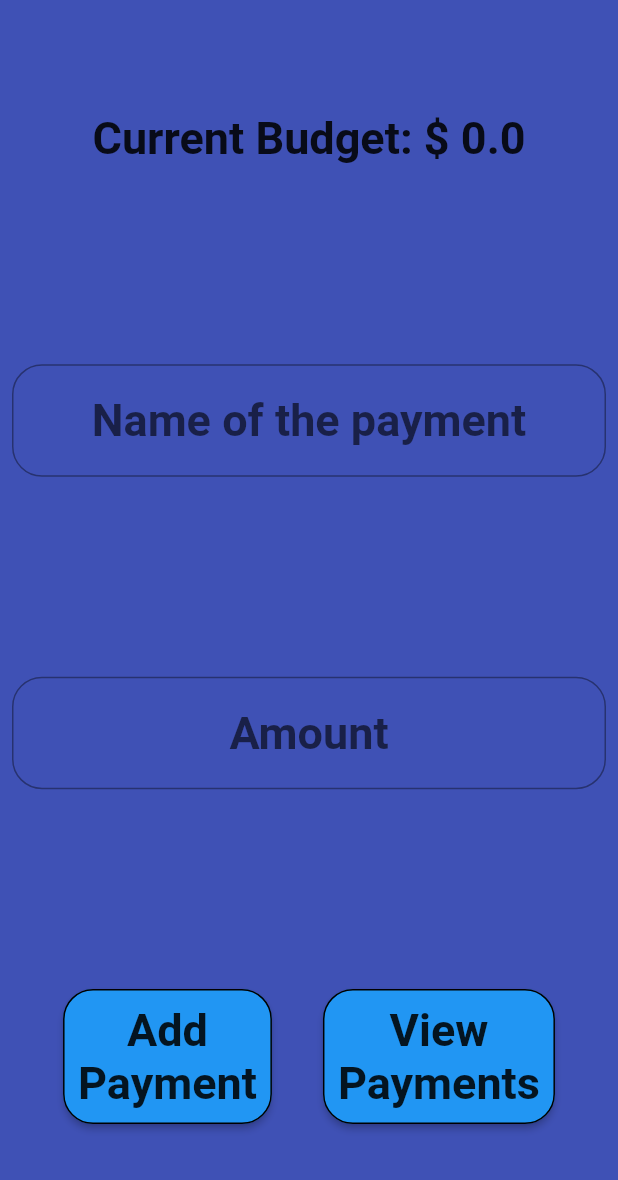
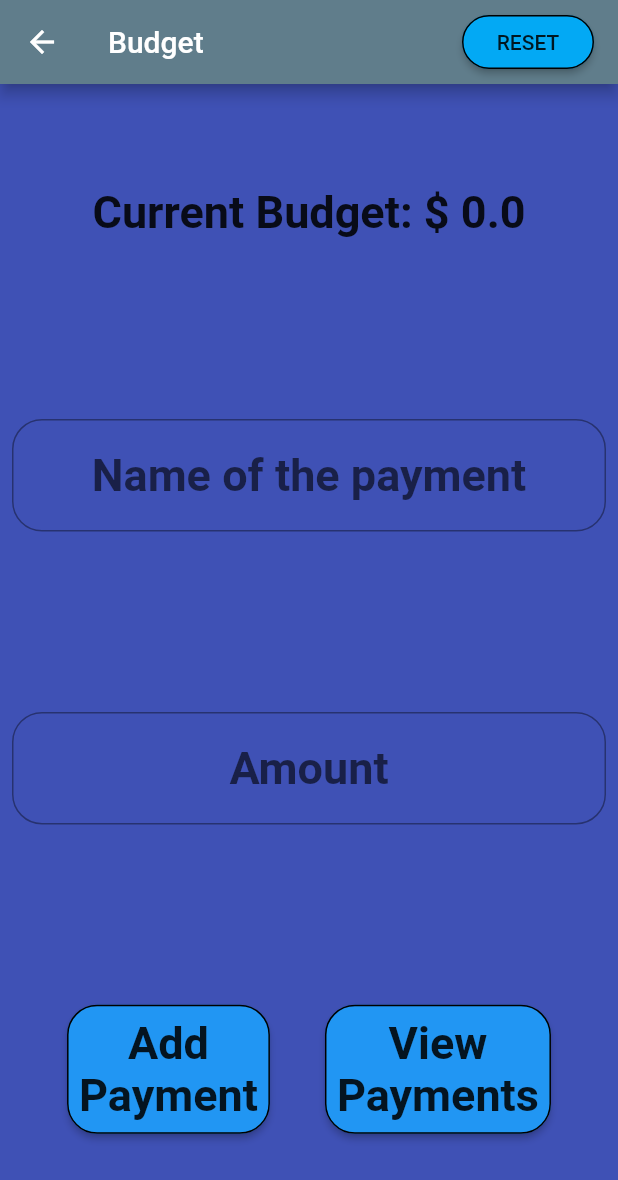
Before and after one commit to omarhaassaan/My_Wallet, a Flutter app: the BudgetPage screen opened by its route, on a phone screen of 412 x 824 dp. Shown: the top 1180 px of the screen. Run offline on Flutter 3.47's test engine with Material 2 defaults, Android fonts, the phone set to English and light mode, and no system bars; our stand-ins replace firebase_auth, firebase_core, flutter_spinkit, shared_preferences; accounts and stored records are empty; network calls fail.

Commit message:
App Bar added for pages and reset button to reset DB

```diff
--- a/lib/components/my_button.dart
+++ b/lib/components/my_button.dart
@@ -9,7 +9,7 @@ class MyButton extends StatelessWidget {
   Widget build(BuildContext context) {
     return MaterialButton(
       color: cButtonColor,
-      padding: EdgeInsets.all(10),
+      padding: EdgeInsets.all(8),
       shape: RoundedBorder,
       onPressed: this.function,
       child: Text(
--- a/lib/constants.dart
+++ b/lib/constants.dart
@@ -1,4 +1,5 @@
 import 'package:flutter/material.dart';
+import 'package:my_wallet/local_storage.dart';
 
 const double cIconSize = 50;
 const double cMediumSize = 20;
--- a/lib/local_storage.dart
+++ b/lib/local_storage.dart
@@ -1,3 +1,4 @@
+import 'package:my_wallet/my_budget.dart';
 import 'package:shared_preferences/shared_preferences.dart';
 
 // Keys for my wallet application
@@ -45,6 +46,7 @@ class LocalStorage {
 
   static resetStorage() async {
     final _store = await SharedPreferences.getInstance();
+    MyBudget.instance.subtractAmount(MyBudget.instance.currentBudget);
     return await _store.clear();
   }
 }
--- a/lib/main.dart
+++ b/lib/main.dart
@@ -17,7 +17,8 @@ class MyApp extends StatelessWidget {
     return MaterialApp(
       title: "My Wallet",
       theme: ThemeData.light().copyWith(
-          scaffoldBackgroundColor: Colors.indigo, primaryColor: Colors.red),
+          scaffoldBackgroundColor: Colors.indigo,
+          primaryColor: Colors.blueGrey),
       initialRoute: RegisterPage.id,
       routes: {
         RegisterPage.id: ((context) => RegisterPage()),
--- a/lib/my_budget.dart
+++ b/lib/my_budget.dart
@@ -20,11 +20,11 @@ class MyBudget {
   }
 
   bool subtractAmount(double a) {
-    LocalStorage.writeDouble(amountKey, _currentBudget);
     if (a > _currentBudget)
       return false;
     else {
       _currentBudget -= a;
+      LocalStorage.writeDouble(amountKey, _currentBudget);
       return true;
     }
   }
--- a/lib/screens/budget_page.dart
+++ b/lib/screens/budget_page.dart
@@ -21,9 +21,12 @@ class _BudgetPageState extends State<BudgetPage> {
   List<Payment> payments = [];
 
   void updateFromDB() async {
+    // Read names from db
     final List<String> names = await LocalStorage.readStrings(paymentNamesKey);
+    // Read amounts from db
     final List<String> amounts =
         await LocalStorage.readStrings(paymentAmountsKey);
+    // Update current payments by its name and its amount
     for (int i = 0; i < names.length; i++)
       this
           .payments
@@ -40,6 +43,24 @@ class _BudgetPageState extends State<BudgetPage> {
   @override
   Widget build(BuildContext context) {
     return Scaffold(
+      appBar: AppBar(
+        title: Row(
+          mainAxisAlignment: MainAxisAlignment.spaceBetween,
+          children: [
+            Text('Budget'),
+            MaterialButton(
+              onPressed: () {
+                setState(() {
+                  LocalStorage.resetStorage();
+                });
+              },
+              child: Text('RESET'),
+              color: Colors.lightBlue,
+              shape: RoundedBorder,
+            )
+          ],
+        ),
+      ),
       body: MyColumn(
         children: [
           Text(
@@ -96,6 +117,9 @@ class _BudgetPageState extends State<BudgetPage> {
                     list = await LocalStorage.readStrings(paymentAmountsKey);
                     print("Printing Amounts");
                     list.forEach((e) => print(e));
+                    setState(() {
+                      this.budget.subtractAmount(this.amount);
+                    });
                   }
                 },
               ),
@@ -107,6 +131,7 @@ class _BudgetPageState extends State<BudgetPage> {
                     MaterialPageRoute(
                       builder: (context) => PaymentsPage(
                         payments: this.payments,
+                        budgetAfterPayments: this.budget.currentBudget,
                       ),
                     ),
                   );
```
Also changed, not shown: lib/screens/home_page.dart (+19 -0 lines), lib/screens/payments_page.dart (+21 -1 lines).
